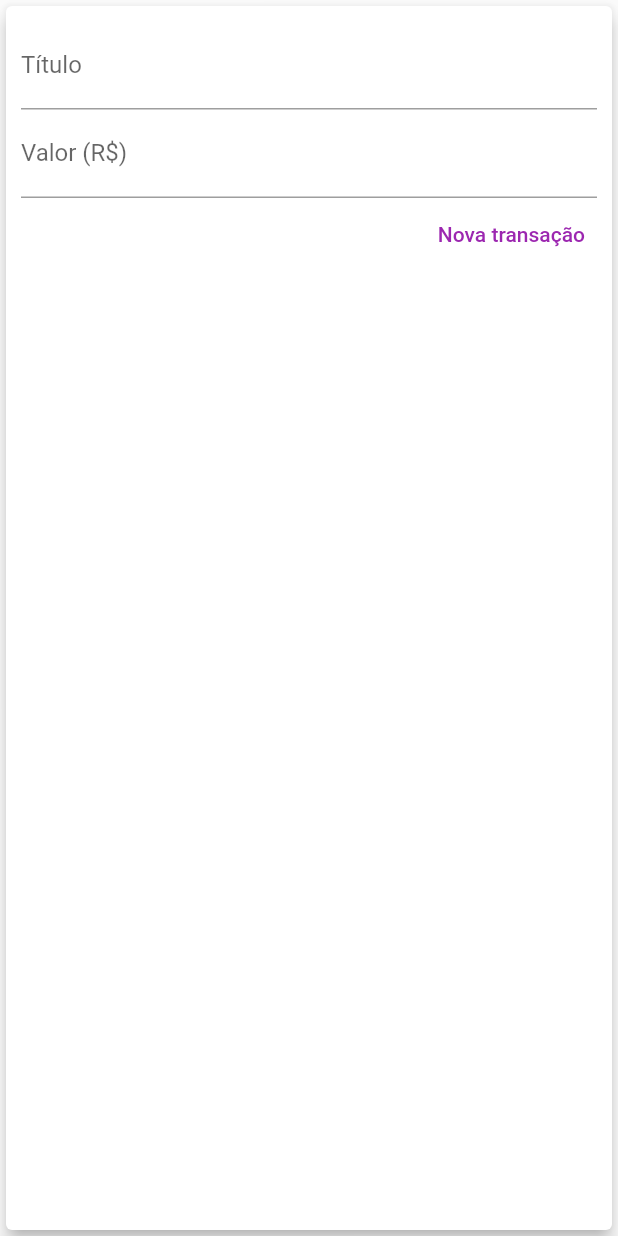
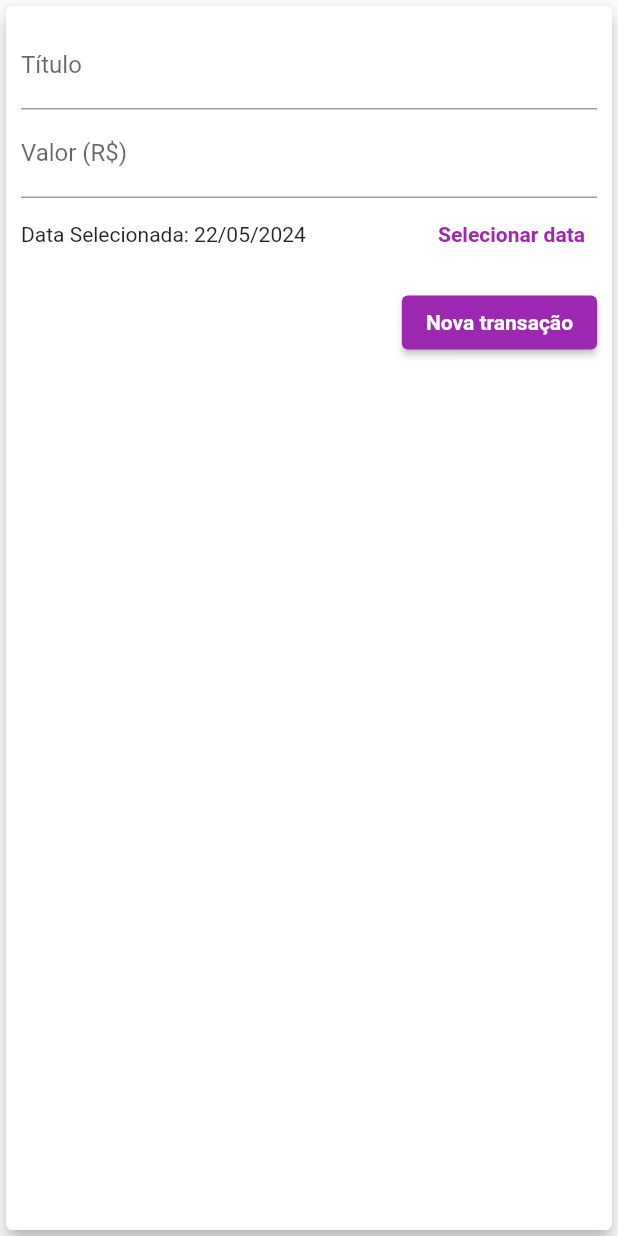
Before and after one commit to Rafa2266/expenses, a Flutter app: the TransactionForm widget shown alone on an empty page, opened directly with empty values, after a tap on "Nova transação", on a phone screen of 412 x 824 dp. Run offline on Flutter 3.47's test engine with Material 2 defaults, Android fonts, the phone set to English and light mode, and no system bars.

Commit message:
adicionar data no formulário

```diff
--- a/lib/components/chart.dart
+++ b/lib/components/chart.dart
@@ -48,7 +48,7 @@ class Chart extends StatelessWidget {
               child: ChartBar(
                 label: tr['day'].toString(),
                 price: price,
-                percentage: price / _weekTotalValue,
+                percentage: _weekTotalValue == 0 ? 0 : price / _weekTotalValue,
               ),
             );
           }).toList(),
--- a/lib/components/transaction_form.dart
+++ b/lib/components/transaction_form.dart
@@ -1,7 +1,8 @@
 import 'package:flutter/material.dart';
+import 'package:intl/intl.dart';
 
 class TransactionForm extends StatefulWidget {
-  final void Function(String, double) onSubmit;
+  final void Function(String, double, DateTime) onSubmit;
 
   const TransactionForm({super.key, required this.onSubmit});
 
@@ -10,18 +11,35 @@ class TransactionForm extends StatefulWidget {
 }
 
 class _TransactionFormState extends State<TransactionForm> {
-  final titleController = TextEditingController();
-
-  final valueController = TextEditingController();
+  final _titleController = TextEditingController();
+  final _valueController = TextEditingController();
+  dynamic _selectDate = DateTime.now();
 
   _submitForm() {
-    final title = titleController.text;
+    final title = _titleController.text;
     final value =
-        double.tryParse(valueController.text.replaceAll(',', '.')) ?? 0;
-    if (title.isEmpty || value <= 0) {
+        double.tryParse(_valueController.text.replaceAll(',', '.')) ?? 0;
+    if (title.isEmpty || value <= 0 || _selectDate == null) {
       return;
     }
-    widget.onSubmit(title, value);
+    widget.onSubmit(title, value, _selectDate);
+  }
+
+  _showDatePicker() {
+    showDatePicker(
+      context: context,
+      initialDate: DateTime.now(),
+      firstDate: DateTime(2000),
+      lastDate: DateTime.now(),
+    ).then((pickedDate) {
+      if (pickedDate == null) {
+        return;
+      } else {
+        setState(() {
+          _selectDate = pickedDate;
+        });
+      }
+    });
   }
 
   @override
@@ -34,26 +52,55 @@ class _TransactionFormState extends State<TransactionForm> {
           children: <Widget>[
             TextField(
               decoration: const InputDecoration(labelText: 'Título'),
-              controller: titleController,
+              controller: _titleController,
               onSubmitted: (_) => _submitForm(),
             ),
             TextField(
               decoration: const InputDecoration(labelText: 'Valor (R\$)'),
               keyboardType:
                   const TextInputType.numberWithOptions(decimal: true),
-              controller: valueController,
+              controller: _valueController,
               onSubmitted: (_) => _submitForm(),
             ),
             Row(
-              mainAxisAlignment: MainAxisAlignment.end,
-              children: [
+              children: <Widget>[
+                Expanded(
+                  child: Text(_selectDate == null
+                      ? 'Nenhuma data selecionada!'
+                      : "Data Selecionada: ${DateFormat('dd/MM/yyyy').format(_selectDate)}"),
+                ),
                 TextButton(
+                  onPressed: _showDatePicker,
+                  style: TextButton.styleFrom(
+                      foregroundColor: Theme.of(context).colorScheme.primary),
+                  child: const Text(
+                    'Selecionar data',
+                    style: TextStyle(fontWeight: FontWeight.bold),
+                  ),
+                )
+              ],
+            ),
+            SizedBox(
+              height: 70,
+              child: Row(
+                mainAxisAlignment: MainAxisAlignment.end,
+                children: [
+                  ElevatedButton(
                     onPressed: () {
                       _submitForm();
                     },
-                    style: TextButton.styleFrom(foregroundColor: Colors.purple),
-                    child: const Text('Nova transação')),
-              ],
+                    style: ElevatedButton.styleFrom(
+                        foregroundColor: Theme.of(context).colorScheme.primary),
+                    child: const Text(
+                      'Nova transação',
+                      style: TextStyle(
+                        color: Colors.white,
+                        fontWeight: FontWeight.bold,
+                      ),
+                    ),
+                  ),
+                ],
+              ),
             )
           ],
         ),
```
Also changed, not shown: lib/main.dart (+4 -5 lines).
